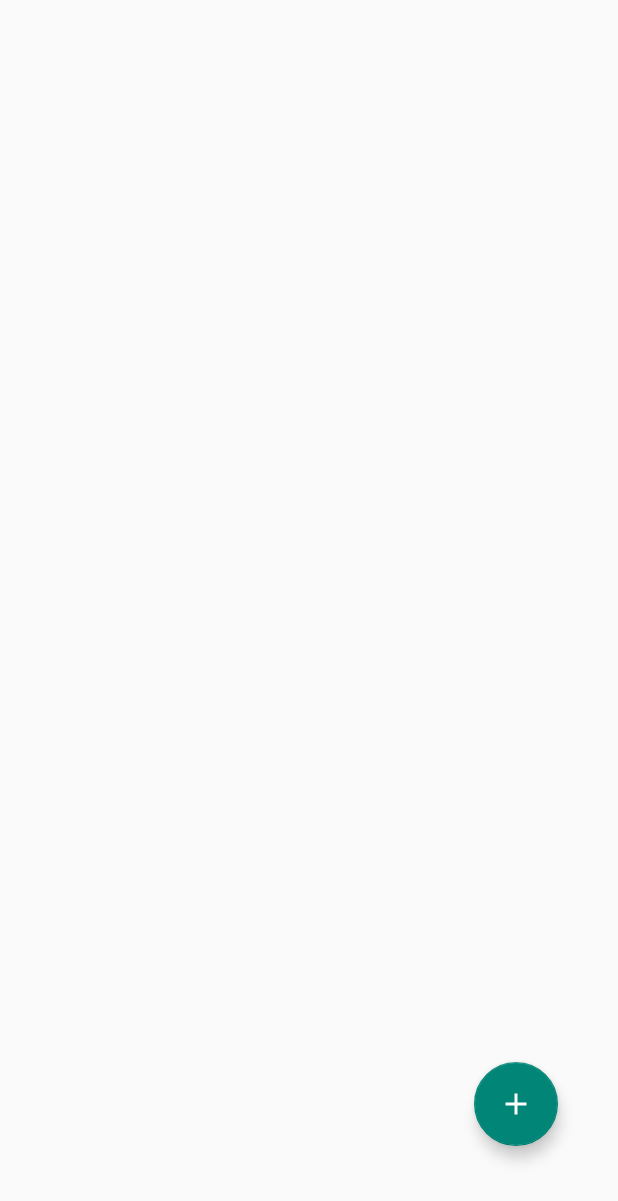
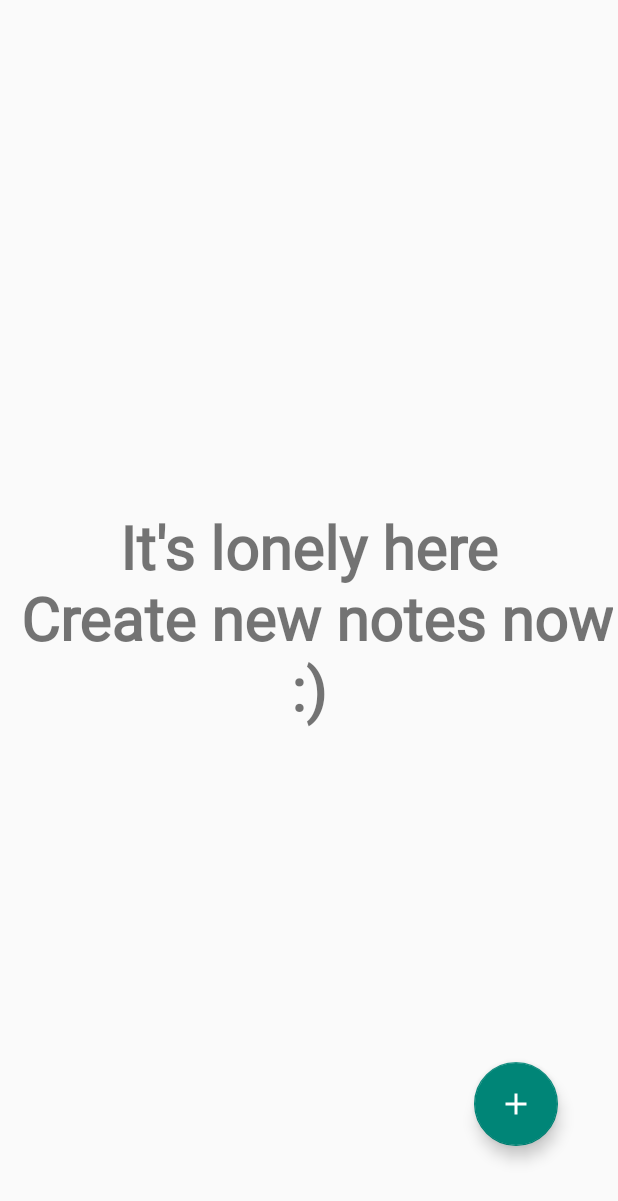
Before and after one commit to CuaMcCarsaree44/TODOLisT, an Android app: the fragment TodoFragment shown on its own in the app's theme, on a phone screen of 412 x 824 dp. Shown: the top 1201 px of the screen. Run offline under Robolectric (Android 15) with nearby library versions, the phone set to English and light mode, and no system bars; our stand-ins replace data binding.

Commit message:
Done with Recycler View Settings, and Bugs
Fixing characters bugs on notes_list
This Fragment now could show datas from a list.
Fixing color issues

```diff
--- a/app/src/main/java/com/cua/todolist/adapter/recyclerviewadapter/TodoAdapter.kt
+++ b/app/src/main/java/com/cua/todolist/adapter/recyclerviewadapter/TodoAdapter.kt
@@ -1,29 +1,57 @@
 package com.cua.todolist.adapter.recyclerviewadapter
 
+import android.annotation.SuppressLint
+import android.content.Context
+import android.graphics.Color
+import android.os.Build
+import android.util.Log
 import android.view.LayoutInflater
 import android.view.ViewGroup
+import android.view.animation.AnimationUtils
+import androidx.annotation.RequiresApi
+import androidx.fragment.app.FragmentActivity
+import androidx.lifecycle.ViewModelProvider
+import androidx.lifecycle.ViewModelProviders
 import androidx.recyclerview.widget.RecyclerView
+import com.cua.todolist.R
 import com.cua.todolist.databinding.NotesListBinding
 import com.cua.todolist.model.Notes
+import com.cua.todolist.view.MainActivity
 import com.cua.todolist.viewmodel.fragmentvm.TodoViewModel
 
-class TodoAdapter constructor(x:ArrayList<Notes>) : RecyclerView.Adapter<TodoAdapter.Handler>() {
+class TodoAdapter constructor(x:ArrayList<Notes>, c: FragmentActivity) : RecyclerView.Adapter<TodoAdapter.Handler>() {
     private var lists:ArrayList<Notes> = x
+    private var context:FragmentActivity = c
+    private var viewModel = ViewModelProviders.of(context).get(TodoViewModel::class.java)
+    private val pushleft = AnimationUtils.loadAnimation(context, R.anim.push_left)
 
-    class Handler(private val itemBinding:NotesListBinding): RecyclerView.ViewHolder(itemBinding.root) {
+
+    inner class Handler(private val itemBinding:NotesListBinding): RecyclerView.ViewHolder(itemBinding.root) {
         fun bind(note:Notes){
-            itemBinding.dataclass = note
-            itemBinding.viewmodel = TodoViewModel()
+            itemBinding.apply {
+                itemBinding.dataclass = note
+                itemBinding.viewmodel = viewModel
+                itemBinding.notesCardView.setCardBackgroundColor(context.resources.getColor(note.color))
+                itemBinding.notesCardView.animation = pushleft
+
+
+                executePendingBindings()
+            }
         }
     }
 
     override fun onCreateViewHolder(parent: ViewGroup, viewType: Int): Handler {
         val inflater = LayoutInflater.from(parent.context)
+
+        Log.d("Tagged", "Current Context is $context.toString()")
+        Log.d("Tagged", "Current lists size is $lists.size")
         val binding = NotesListBinding.inflate(inflater, null, false)
         return Handler(binding)
     }
 
     override fun getItemCount(): Int {
+
+
         return lists.size
     }
 
--- a/app/src/main/java/com/cua/todolist/view/fragments/TodoFragment.kt
+++ b/app/src/main/java/com/cua/todolist/view/fragments/TodoFragment.kt
@@ -1,19 +1,36 @@
 package com.cua.todolist.view.fragments
 
+import android.annotation.SuppressLint
 import android.content.Context
+import android.content.Intent
 import android.net.Uri
 import android.os.Bundle
+import android.util.Log
 import androidx.fragment.app.Fragment
 import android.view.LayoutInflater
 import android.view.View
 import android.view.ViewGroup
+import android.view.animation.Animation
+import android.view.animation.AnimationUtils
+import android.widget.LinearLayout
 import androidx.databinding.DataBindingUtil
+import androidx.lifecycle.ViewModelProvider
+import androidx.recyclerview.widget.LinearLayoutManager
+import androidx.recyclerview.widget.RecyclerView
 
 import com.cua.todolist.R
+import com.cua.todolist.adapter.recyclerviewadapter.TodoAdapter
 import com.cua.todolist.databinding.FragmentTodoBinding
+import com.cua.todolist.repository.Storage
+import com.cua.todolist.view.NewNote
+import kotlinx.android.synthetic.main.fragment_todo.*
 
-class TodoFragment : Fragment() {
+class TodoFragment : Fragment(), View.OnClickListener{
     private lateinit var binding:FragmentTodoBinding
+    private lateinit var floats:Animation
+
+    private lateinit var adapter:TodoAdapter
+
 
     override fun onCreateView(
         inflater: LayoutInflater, container: ViewGroup?,
@@ -24,7 +41,33 @@ class TodoFragment : Fragment() {
     }
 
     private fun initialBinding(inflater: LayoutInflater){
+        adapter = TodoAdapter(Storage.datas, activity!!)
         binding = DataBindingUtil.inflate(inflater, R.layout.fragment_todo, null, false)
+        binding.apply{
+            Log.d("Tagged", "Current Database's Size is ${Storage.datas.size}")
+            if(Storage.datas.size == 0){
+                floats = AnimationUtils.loadAnimation(context, R.anim.floats)
+                todorview.visibility = View.INVISIBLE
+                todoerrorlabel.visibility = View.VISIBLE
+                arrowanim.visibility = View.VISIBLE
+                arrowanim.animation = floats
+            }else{
+                todoerrorlabel.visibility = View.INVISIBLE
+                arrowanim.visibility = View.INVISIBLE
+            }
+            todorview.adapter = adapter
+            todorview.layoutManager = LinearLayoutManager(activity)
+            fabHome.setOnClickListener(this@TodoFragment)
+        }
+    }
+
+    override fun onClick(v: View?) {
+        when(v!!.id){
+            R.id.fabHome -> {
+                val intent = Intent(activity, NewNote::class.java)
+                startActivity(intent)
+            }
+        }
     }
 
     interface OnFragmentInteractionListener {
--- a/app/src/main/res/layout/fragment_todo.xml
+++ b/app/src/main/res/layout/fragment_todo.xml
@@ -10,12 +10,40 @@
 <RelativeLayout
         android:layout_height="match_parent"
         android:layout_width="match_parent">
+    <ImageView
+            android:layout_width="wrap_content"
+            android:layout_height="wrap_content"
+            android:src="@drawable/ic_arrow_downward_black_24dp"
+            android:layout_alignParentBottom="true"
+            android:layout_alignParentRight="true"
+            android:layout_marginBottom="120dp"
+            android:layout_marginRight="42dp"
+            android:id="@+id/arrowanim"
+    />
+
+    <TextView
+            android:id="@+id/todoerrorlabel"
+            android:layout_width="wrap_content"
+            android:layout_height="wrap_content"
+            android:text="It's lonely here\n Create new notes now\n:)"
+            android:fontFamily="@font/roboto_light"
+            android:textSize="40sp"
+            android:textAlignment="center"
+            android:textStyle="bold"
+
+            android:layout_centerHorizontal="true"
+            android:layout_centerVertical="true"
+    />
+
     <androidx.recyclerview.widget.RecyclerView
             android:layout_width="match_parent"
-            android:layout_height="wrap_content">
+            android:layout_height="wrap_content"
+            android:id="@+id/todorview"
+            android:layout_alignParentTop="true"
+            android:layout_marginTop="50dp"
+    >
 
     </androidx.recyclerview.widget.RecyclerView>
-
 
     <com.google.android.material.floatingactionbutton.FloatingActionButton
             android:id="@+id/fabHome"
```
Also changed, not shown: app/src/main/java/com/cua/todolist/viewmodel/fragmentvm/TodoViewModel.kt (+85 -6 lines), app/src/main/res/layout/notes_list.xml (+16 -25 lines).
